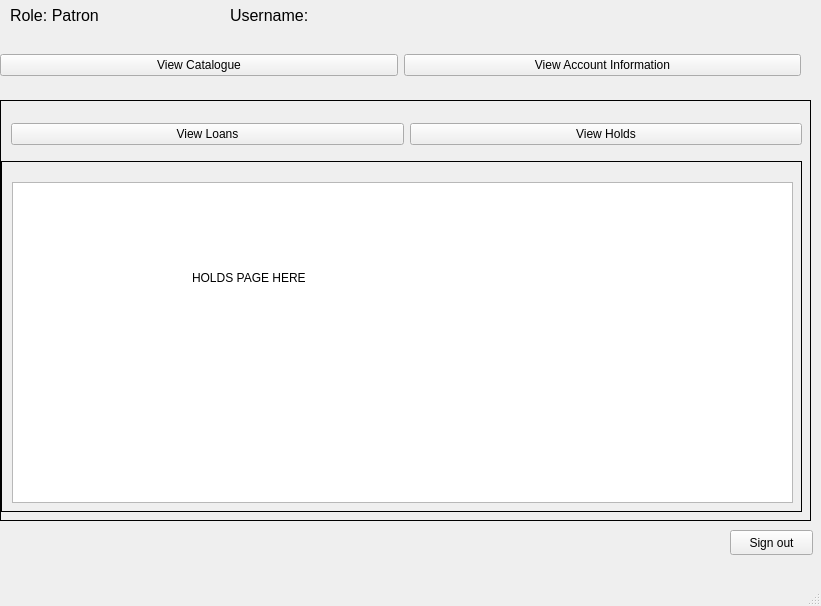
First picture: the form in testProject/patronwindow.ui, repository PhiPham1507/HinLIBS, before the edit.
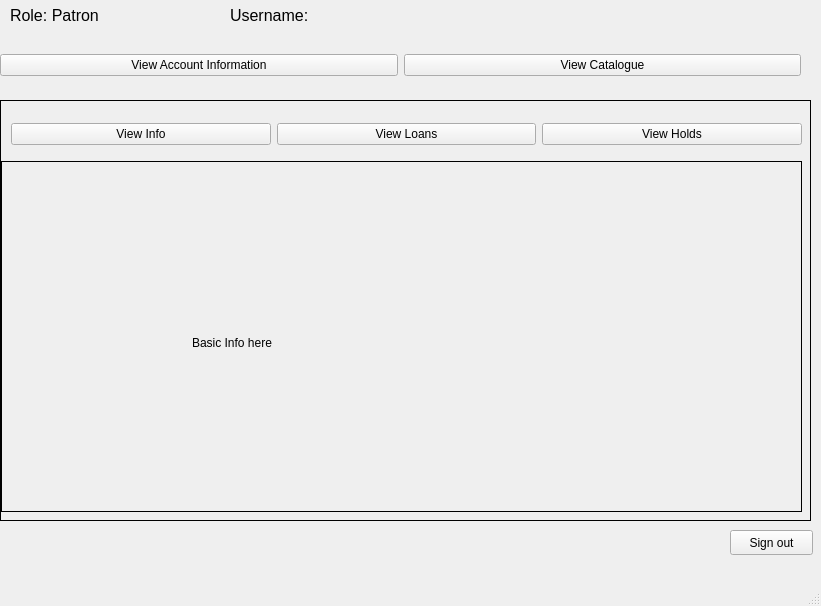
Second picture: the form after the edit. The open tabs and pages were chosen to show the change.

Diff of the .ui file:
```diff
--- a/testProject/patronwindow.ui
+++ b/testProject/patronwindow.ui
@@ -27,13 +27,6 @@
      </rect>
     </property>
     <layout class="QHBoxLayout" name="horizontalLayout">
-     <item>
-      <widget class="QPushButton" name="catalogButton">
-       <property name="text">
-        <string>View Catalogue</string>
-       </property>
-      </widget>
-     </item>
      <item>
       <widget class="QPushButton" name="viewAccButton">
        <property name="text">
@@ -41,6 +34,13 @@
        </property>
       </widget>
      </item>
+     <item>
+      <widget class="QPushButton" name="catalogButton">
+       <property name="text">
+        <string>View Catalogue</string>
+       </property>
+      </widget>
+     </item>
     </layout>
    </widget>
    <widget class="QLabel" name="userDisplay">
@@ -79,7 +79,7 @@
      </rect>
     </property>
     <property name="text">
-     <string>&lt;html&gt;&lt;head/&gt;&lt;body&gt;&lt;p&gt;&lt;br/&gt;&lt;/p&gt;&lt;/body&gt;&lt;/html&gt;</string>
+     <string>&lt;html&gt;&lt;head/&gt;&lt;body&gt;&lt;p&gt;&lt;span style=&quot; font-size:12pt;&quot;&gt;&lt;br/&gt;&lt;/span&gt;&lt;/p&gt;&lt;/body&gt;&lt;/html&gt;</string>
     </property>
    </widget>
    <widget class="QStackedWidget" name="bigWidget">
@@ -100,6 +100,7 @@
     <property name="currentIndex">
      <number>0</number>
     </property>
+    <widget class="QWidget" name="page"/>
     <widget class="QWidget" name="accountPage">
      <widget class="QWidget" name="horizontalLayoutWidget_2">
       <property name="geometry">
@@ -111,6 +112,13 @@
        </rect>
       </property>
       <layout class="QHBoxLayout" name="accountLayout">
+       <item>
+        <widget class="QPushButton" name="infoButton">
+         <property name="text">
+          <string>View Info</string>
+         </property>
+        </widget>
+       </item>
        <item>
         <widget class="QPushButton" name="loanButton">
          <property name="text">
@@ -140,8 +148,23 @@
        <enum>QFrame::Box</enum>
       </property>
       <property name="currentIndex">
-       <number>1</number>
+       <number>0</number>
       </property>
+      <widget class="QWidget" name="infoPage">
+       <widget class="QLabel" name="label">
+        <property name="geometry">
+         <rect>
+          <x>190</x>
+          <y>170</y>
+          <width>401</width>
+          <height>21</height>
+         </rect>
+        </property>
+        <property name="text">
+         <string>Basic Info here</string>
+        </property>
+       </widget>
+      </widget>
       <widget class="QWidget" name="loanPage">
        <widget class="QTableWidget" name="tableWidget">
         <property name="geometry">
```
